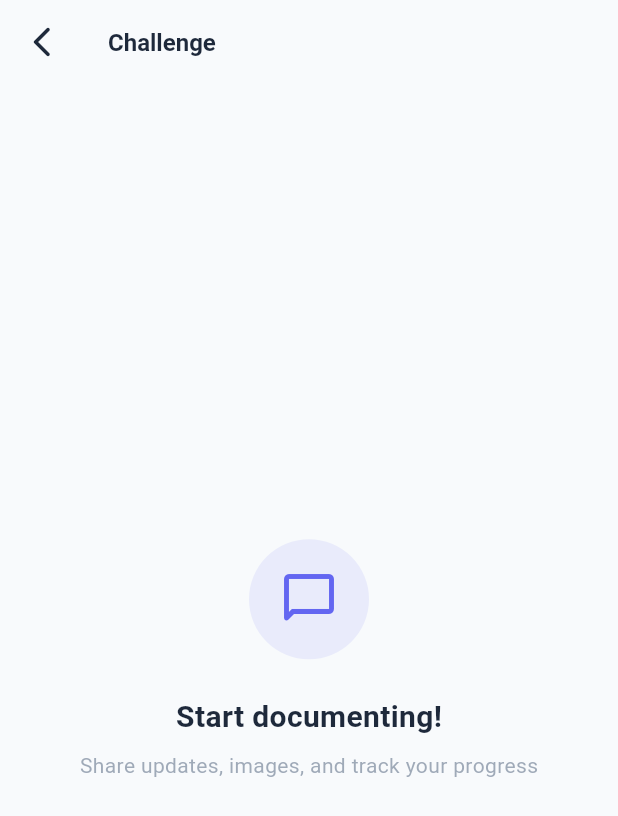
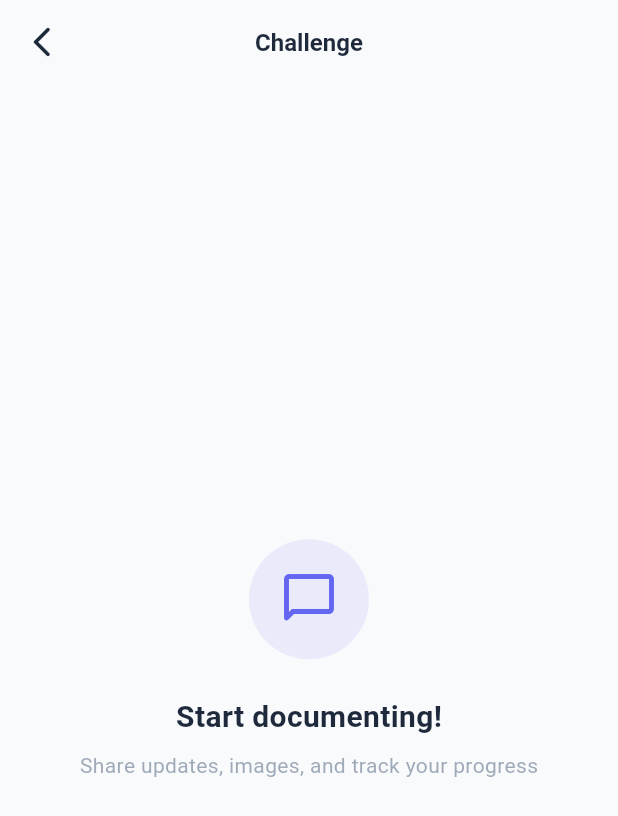
Before and after one commit to MainChallengeApp/unite_up, a Flutter app: the ChatPage screen opened directly, on a phone screen of 412 x 824 dp. Shown: the top 816 px of the screen. Run offline on Flutter 3.47's test engine with Material 3 defaults, Android fonts, the phone set to English and light mode, and no system bars; our stand-ins replace easy_localization, font_awesome_flutter; accounts and stored records are empty.

Commit message:
feat: improve user chat and search
- Updated localization files (de.json and en.json) to include new translation keys for "follow" and "following" in both German and English.
- Refactored ChatPage layout to improve title display and user experience.
- Adjusted border radius for UI consistency across various components in ChatPage.
- Enhanced SearchPage functionality with follow toggle feature for user models.
- Improved padding and layout in UserModelCard for better visual alignment.

```diff
--- a/assets/translations/de.json
+++ b/assets/translations/de.json
@@ -156,6 +156,8 @@
   },
   "profile": {
     "title": "Profil",
+    "follow": "Folgen",
+    "following": "Folgst du",
     "stats": {
       "goals": "Ziele",
       "challenges": "Challenges",
--- a/assets/translations/en.json
+++ b/assets/translations/en.json
@@ -156,6 +156,8 @@
   },
   "profile": {
     "title": "Profile",
+    "follow": "Follow",
+    "following": "Following",
     "stats": {
       "goals": "Goals",
       "challenges": "Challenges",
--- a/lib/pages/chat_page.dart
+++ b/lib/pages/chat_page.dart
@@ -92,10 +92,7 @@ class _ChatPageState extends State<ChatPage> {
           icon: const Icon(AppIcons.arrowBack),
           onPressed: () => Navigator.pop(context),
         ),
-        title: Row(
-          children: [
-            Expanded(
-              child: Column(
+        title: Column(
           crossAxisAlignment: CrossAxisAlignment.start,
           mainAxisSize: MainAxisSize.min,
           children: [
@@ -114,9 +111,7 @@ class _ChatPageState extends State<ChatPage> {
                     child: Center(
                       child: Text(
                         challenge.emoji,
-                              style: const TextStyle(
-                                fontSize: AppSizes.fontLarge,
-                              ),
+                        style: const TextStyle(fontSize: AppSizes.fontLarge),
                       ),
                     ),
                   ),
@@ -136,9 +131,7 @@ class _ChatPageState extends State<ChatPage> {
               if (challenge.isGroup)
                 Text(
                   'challenges.member'.tr(
-                          namedArgs: {
-                            'count': challenge.memberCount.toString(),
-                          },
+                    namedArgs: {'count': challenge.memberCount.toString()},
                   ),
                   style: TextStyle(
                     fontSize: AppSizes.fontSmall,
@@ -154,9 +147,6 @@ class _ChatPageState extends State<ChatPage> {
                 style: const TextStyle(
                   fontWeight: FontWeight.w600,
                   fontSize: AppSizes.fontLarge,
-                      ),
-                    ),
-                ],
                 ),
               ),
           ],
@@ -261,10 +251,10 @@ class _ChatPageState extends State<ChatPage> {
           children: [
             Material(
               color: theme.cardColor,
-              borderRadius: BorderRadius.circular(AppSizes.radiusCircle),
+              borderRadius: BorderRadius.circular(AppSizes.radiusMedium),
               child: InkWell(
                 onTap: _showUploadOptions,
-                borderRadius: BorderRadius.circular(AppSizes.radiusCircle),
+                borderRadius: BorderRadius.circular(AppSizes.radiusMedium),
                 child: Container(
                   width: AppSizes.containerSmall,
                   height: AppSizes.containerSmall,
@@ -282,7 +272,7 @@ class _ChatPageState extends State<ChatPage> {
               child: Container(
                 decoration: BoxDecoration(
                   color: theme.cardColor,
-                  borderRadius: BorderRadius.circular(AppSizes.radiusCircle),
+                  borderRadius: BorderRadius.circular(AppSizes.radiusMedium),
                   boxShadow: [
                     BoxShadow(
                       color: Colors.black.withValues(
@@ -323,10 +313,10 @@ class _ChatPageState extends State<ChatPage> {
             const SizedBox(width: AppSizes.spacing12),
             Material(
               color: theme.colorScheme.primary,
-              borderRadius: BorderRadius.circular(AppSizes.radiusCircle),
+              borderRadius: BorderRadius.circular(AppSizes.radiusMedium),
               child: InkWell(
                 onTap: _sendMessage,
-                borderRadius: BorderRadius.circular(AppSizes.radiusCircle),
+                borderRadius: BorderRadius.circular(AppSizes.radiusMedium),
                 child: Container(
                   width: AppSizes.containerSmall,
                   height: AppSizes.containerSmall,
```
Also changed, not shown: lib/pages/search_page.dart (+34 -12 lines), lib/widgets/user_card.dart (+23 -20 lines). Lines whose indentation alone changed are shown as unchanged.
